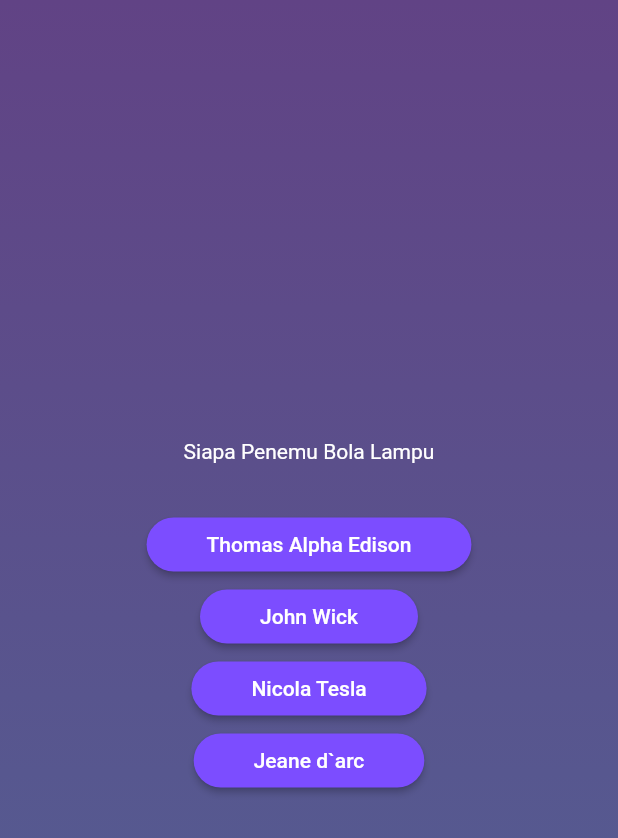
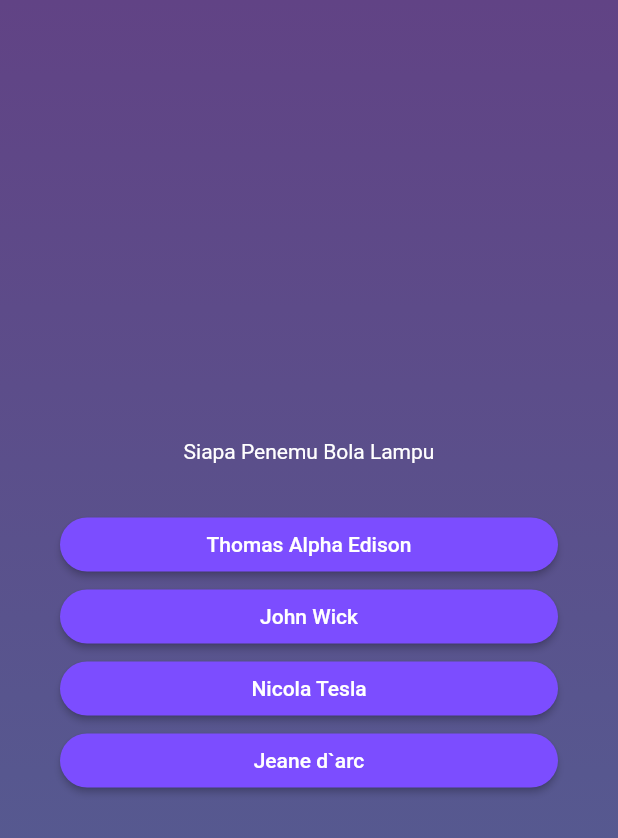
Before and after one commit to Harun1804/mobile-quiz-app, a Flutter app: the screen it shows after launch, after a tap on "Start Quiz", on a phone screen of 412 x 824 dp. Shown: the top 838 px of the screen. Run offline on Flutter 3.47's test engine with Material 2 defaults, Android fonts, the phone set to English and light mode, and no system bars.

Commit message:
Change Laylouting

```diff
--- a/lib/question_screen.dart
+++ b/lib/question_screen.dart
@@ -14,20 +14,28 @@ class _QuestionScreenState extends State<QuestionScreen> {
   Widget build(BuildContext context) {
     final currentQuestion = questions[0];
 
-    return Center(
+    return SizedBox(
+      width: double.infinity,
+      child: Container(
+        margin: const EdgeInsets.all(40.0),
         child: Column(
-        mainAxisSize: MainAxisSize.min,
+          mainAxisAlignment: MainAxisAlignment.center,
+          crossAxisAlignment: CrossAxisAlignment.stretch,
           children: [
-          Text(currentQuestion.text,
+            Text(
+              textAlign: TextAlign.center,
+              currentQuestion.text,
               style: const TextStyle(
                 color: Colors.white
-          ),),
+              ),
+            ),
             const SizedBox(height: 30.0,),
             ...currentQuestion.answers.map((answer) {
               return AnswerButton(answerText: answer, onTap: (){});
             })
           ],
         ),
+      ),
     );
   }
 }
```
Lines whose indentation alone changed are shown as unchanged.
